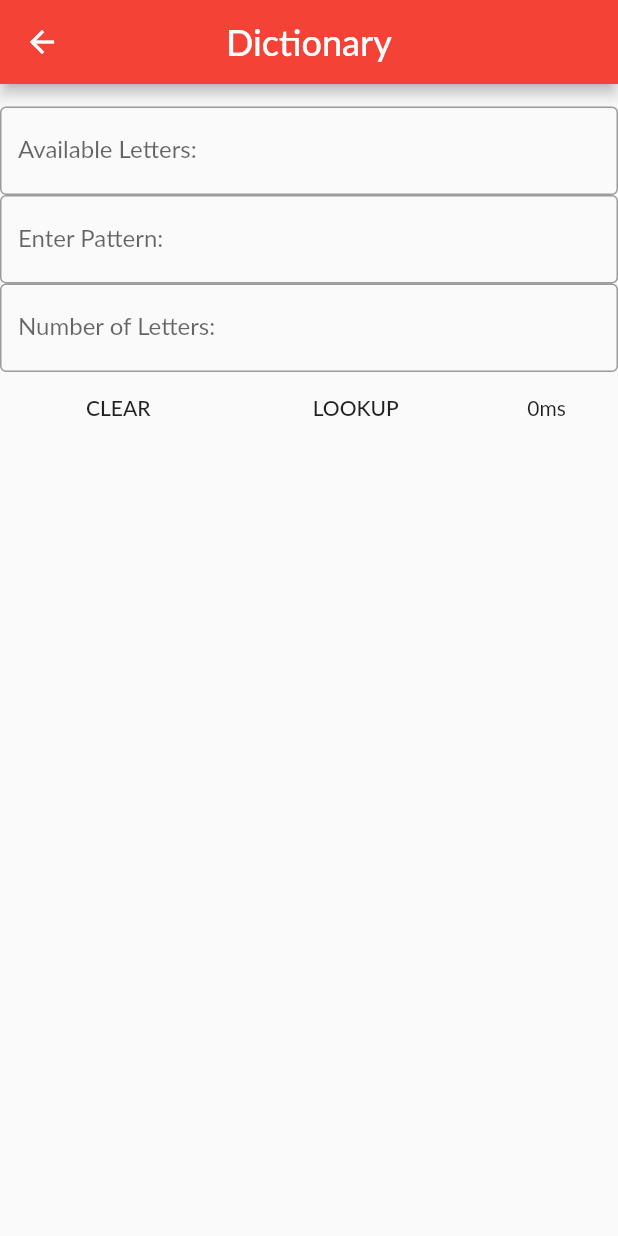
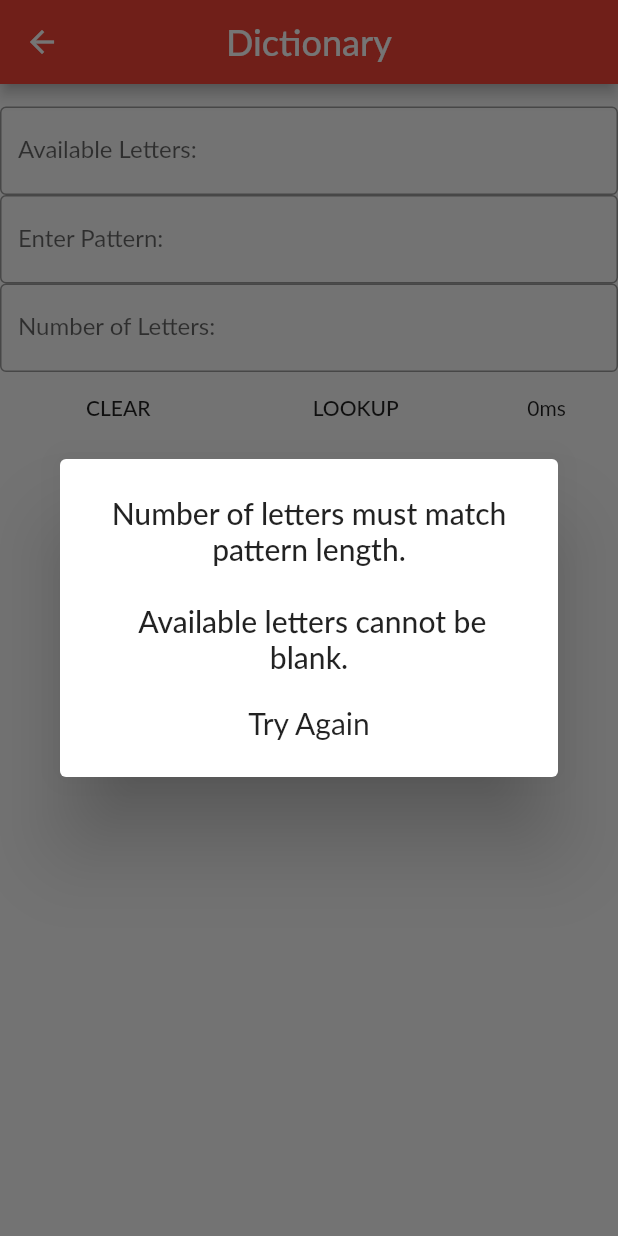
Before and after one commit to willia5w/FlutterApp, a Flutter app: the DictionaryRoute screen opened directly, after a tap on "LOOKUP", on a phone screen of 412 x 824 dp. Run offline on Flutter 3.47's test engine with Material 2 defaults, Android fonts, the phone set to English and light mode, and no system bars; missing offline and left inert: trotter; Roboto replaces fonts that are missing (Lato).

Commit message:
Added numpad for length textfield.

```diff
--- a/lib/main.dart
+++ b/lib/main.dart
@@ -31,40 +31,28 @@ List<String> getPermutations(String letters, int length, String pattern) {
   final uniqueLetters = unique.join();
 
   final bagOfItems = characters(uniqueLetters),
-      items = Amalgams(length, bagOfItems);
+      items = Permutations(length, bagOfItems);
 
   List<String> perms = new List<String>();
   for (final item in items()) {
     perms.add(item.join());
   }
-
+  // For each permutation
   for (int j = 0; j < perms.length; j++) {
-    // For string in list of strings
     String perm = perms[j];
+    // For each letter  of the permutation
     for (int i = 0; i < length; i++) {
       // If current letter is _ then skip
-      if (pattern.substring(i, i + 1) != "_") {
+      if (pattern.substring(i, i) != "_") {
         // If current letter doesnt match letter in pattern then skip
         if (perm.substring(i, i + 1) == pattern.substring(i, i + 1)) {
           // If count of occurences for this letter doesnt match occurences in the pattern then skip
           if (checkOccurences(perm, pattern, letters, i)) {
             if (t.contains(perm)) {
                   letterSet.add(perm);
-                  // perms.remove(perm);
-              }
-            // If on last letter, make sure same as pattern
-            // if (i == length - 1 && perm.substring(i) == pattern.substring(i)) {
-            //   if (t.contains(perm)) {
-            //     letterSet.add(perm);
-            //     // perms.remove(perm);
-            //   }
-            // } else if (t.contains(perm)) {
-            //   letterSet.add(perm);
-            //   // perms.remove(perm);
-            // }
               }
           }
-        // perms.remove(perm);
+        }
       }
     }
   }
@@ -73,8 +61,11 @@ List<String> getPermutations(String letters, int length, String pattern) {
 }
 
 bool checkOccurences(String perm, String pattern, String letters, int pos) {
-  if (perm.substring(pos, pos + 1).allMatches(perm).length ==
-      perm.substring(pos, pos + 1).allMatches(pattern).length) {
+  String letter = perm.substring(pos, pos + 1);
+  if (letter.allMatches(perm).length  // # occurences of this letter in the permutation
+      == letter.allMatches(pattern).length // # occurences of this letter in the pattern
+      && letter.allMatches(perm).length // # occurences of this letter in the permutation
+        == letter.allMatches(letters).length) { // # occurences of this letter in the input string
     return true;
   }
   return false;
@@ -196,6 +187,15 @@ class DictionaryRoute extends StatefulWidget {
   _DictionaryRouteState createState() => _DictionaryRouteState();
 }
 
+final _text = TextEditingController();
+bool _validate = false;
+
+// @override
+// void dispose() {
+//   _text.dispose();
+//   super.dispose();
+// }
+
 class _DictionaryRouteState extends State<DictionaryRoute> {
   String time = "0";
   List<String> words = List<String>();
@@ -216,6 +216,9 @@ class _DictionaryRouteState extends State<DictionaryRoute> {
     clearLettersField.clear();
     clearPatternField.clear();
     clearLengthField.clear();
+    availableLetters = '';
+    inputPattern = '';
+    numLetters = 0;
     clearList();
   }
 
@@ -269,10 +272,12 @@ class _DictionaryRouteState extends State<DictionaryRoute> {
             ),
             TextField(
               controller: clearLengthField,
+              keyboardType: TextInputType.number,
               obscureText: false,
               decoration: InputDecoration(
                 border: OutlineInputBorder(),
                 labelText: 'Number of Letters:',
+                errorText: _validate ? 'Value Can\'t Be Empty' : null,
               ),
               onChanged: (val) {
                 numLetters = int.parse(val);
@@ -283,13 +288,12 @@ class _DictionaryRouteState extends State<DictionaryRoute> {
               textDirection: TextDirection.rtl,
               children: <Widget>[
                 SizedBox(
-                  // TODO: Show Timer
                   child: Text('$time'+ "ms"),
                 ),
                 FlatButton(
                     child: Text('LOOKUP'),
                     onPressed: () {
-                      if (numLetters != inputPattern.length) {
+                      if (numLetters != inputPattern.length || availableLetters == "") {
                         generateLengthError(context);
                       } else {
                           stopwatch.start();
@@ -347,9 +351,11 @@ void showRuntime(BuildContext context) {
       });
 }
 
+
 void generateLengthError(BuildContext context) {
   var alertDialog = AlertDialog(
-      title: Text("Number of letters must match pattern length.",
+      title: Text("Number of letters must match pattern length.\n\n "
+          "Available letters cannot be blank.",
           textAlign: TextAlign.center,
           style: TextStyle(fontSize: 20, fontFamily: 'Lato')),
       content: Text("Try Again",
```
Lines whose indentation alone changed are shown as unchanged.
